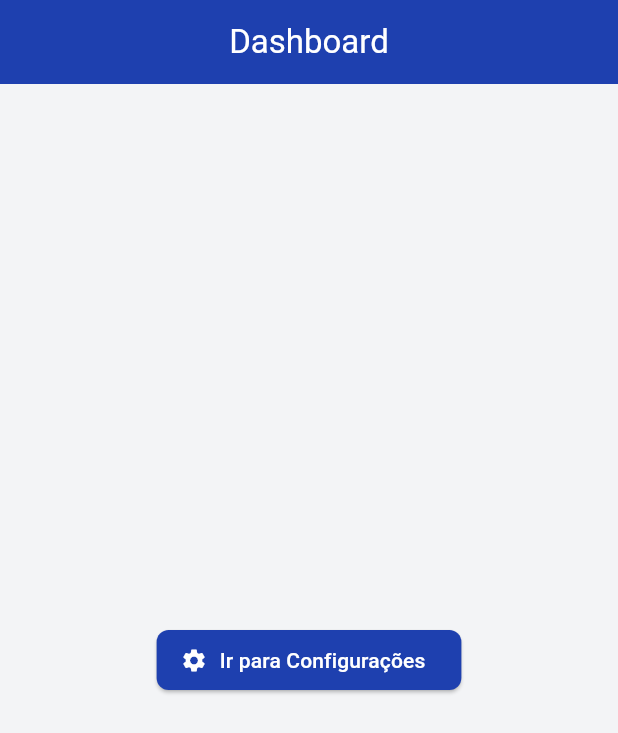
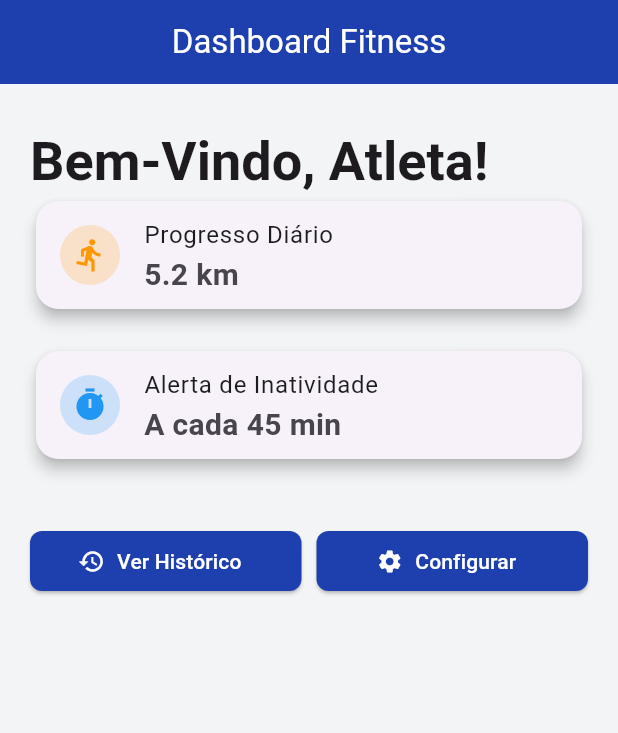
Before and after one commit to Julia-Evelyn/AcadeMApp, a Flutter app: the screen it shows after launch, on a phone screen of 412 x 824 dp. Shown: the top 733 px of the screen. Run offline on Flutter 3.47's test engine with Material 3 defaults, Android fonts, the phone set to English and light mode, and no system bars; our stand-ins replace shared_preferences, sqflite; accounts and stored records are empty.

```diff
--- /dev/null
+++ b/lib/features/home/view/home_view.dart
@@ -0,0 +1,99 @@
+import 'package:flutter/material.dart';
+
+class HomeView extends StatelessWidget {
+  const HomeView({super.key});
+
+  @override
+  Widget build(BuildContext context) {
+    return Scaffold(
+      appBar: AppBar(
+        title: const Text('Dashboard Fitness'),
+      ),
+      body: LayoutBuilder(
+        builder: (context, constraints) {
+          // Ajuste de espaçamento responsivo
+          double horizontalPadding = constraints.maxWidth > 600 ? 100 : 20;
+
+          return SingleChildScrollView(
+            padding: EdgeInsets.symmetric(horizontal: horizontalPadding, vertical: 30),
+            child: Column(
+              crossAxisAlignment: CrossAxisAlignment.start,
+              children: [
+                Text(
+                  'Bem-Vindo, Atleta!',
+                  style: Theme.of(context).textTheme.displaySmall?.copyWith(
+                        fontWeight: FontWeight.bold,
+                      ),
+                ),
+
+                // Cards de Resumo
+                _buildStatusCard(
+                  context,
+                  title: 'Progresso Diário',
+                  value: '5.2 km',
+                  icon: Icons.directions_run,
+                  color: Colors.orange,
+                ),
+
+                const SizedBox(height: 20),
+
+                _buildStatusCard(
+                  context,
+                  title: 'Alerta de Inatividade',
+                  value: 'A cada 45 min',
+                  icon: Icons.timer,
+                  color: Colors.blue,
+                ),
+
+                const SizedBox(height: 40),
+
+                // Botões de Navegação com ROTAS NOMEADAS
+                Row(
+                  children: [
+                    Expanded(
+                      child: ElevatedButton.icon(
+                        // Chama a rota de histórico pelo nome configurado no main.dart
+                        onPressed: () => Navigator.pushNamed(context, '/historico_treinos'),
+                        icon: const Icon(Icons.history),
+                        label: const Text('Ver Histórico'),
+                      ),
+                    ),
+                    const SizedBox(width: 10),
+                    Expanded(
+                      child: ElevatedButton.icon(
+                        // Chama a rota de configurações pelo nome configurado no main.dart
+                        onPressed: () => Navigator.pushNamed(context, '/configuracoes'),
+                        icon: const Icon(Icons.settings),
+                        label: const Text('Configurar'),
+                      ),
+                    ),
+                  ],
+                ),
+              ],
+            ),
+          );
+        },
+      ),
+    );
+  }
+
+  Widget _buildStatusCard(BuildContext context,
+      {required String title, required String value, required IconData icon, required Color color}) {
+    return Card(
+      elevation: 4,
+      shape: RoundedRectangleBorder(borderRadius: BorderRadius.circular(15)),
+      child: ListTile(
+        leading: CircleAvatar(
+          // Atualizado para withValues para remover o aviso amarelo (warning)
+          backgroundColor: color.withValues(alpha: 0.2),
+          child: Icon(icon, color: color),
+        ),
+        title: Text(title),
+        subtitle: Text(
+          value,
+          style: const TextStyle(fontSize: 20, fontWeight: FontWeight.bold),
+        ),
+      ),
+    );
+  }
+}
--- a/lib/main.dart
+++ b/lib/main.dart
@@ -1,7 +1,9 @@
 import 'package:flutter/material.dart';
 import 'core/theme/app_theme.dart';
 import 'core/theme/theme_controller.dart';
+import 'features/home/view/home_view.dart';
 import 'features/configuracoes/view/configuracoes_view.dart';
+import 'features/historico_treinos/view/historico_treinos_view';
 
 void main() {
   WidgetsFlutterBinding.ensureInitialized();
@@ -31,20 +33,12 @@ class MyApp extends StatelessWidget {
 
           initialRoute: '/home',
           routes: {
-            '/home': (context) => Scaffold(
-              appBar: AppBar(title: const Text('Dashboard')),
-              body: Center(
-                child: ElevatedButton.icon(
-                  onPressed: () =>
-                      Navigator.pushNamed(context, '/configuracoes'),
-                  icon: const Icon(Icons.settings),
-                  label: const Text('Ir para Configurações'),
-                ),
-              ),
-            ),
+            '/home': (context) => const HomeView(),
 
             '/configuracoes': (context) =>
                 ConfiguracoesView(themeController: themeController),
+
+            '/historico_treinos': (context) => const HistoricoView(),
           },
         );
       },
```
Also changed, not shown: pubspec.lock, 1 other file.
